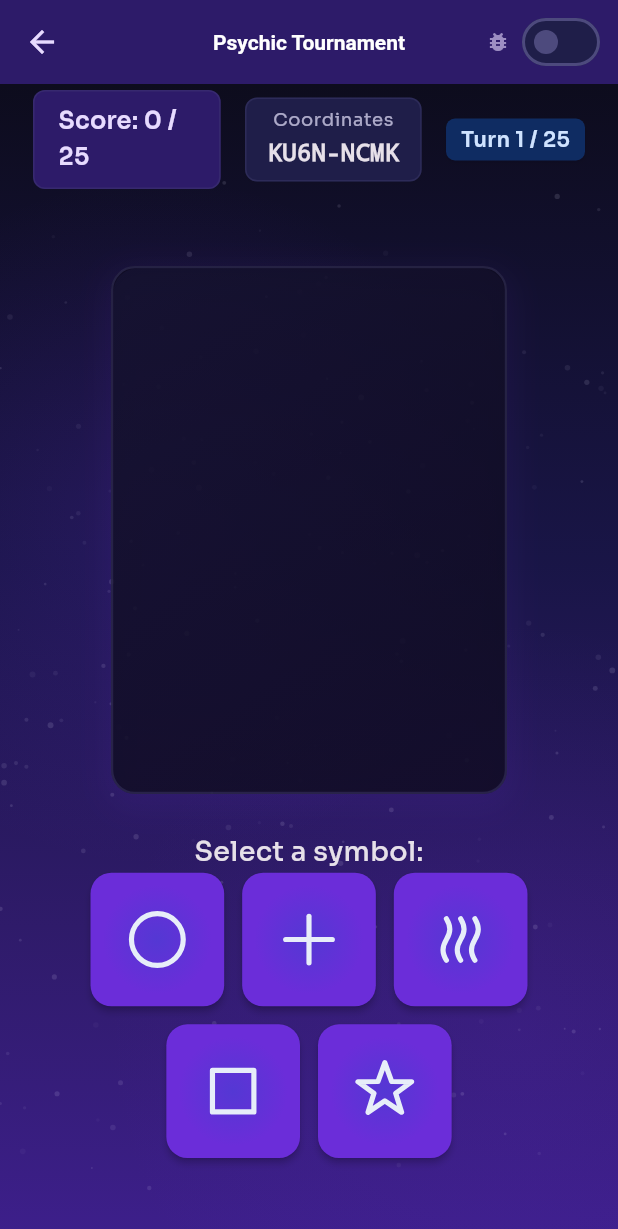
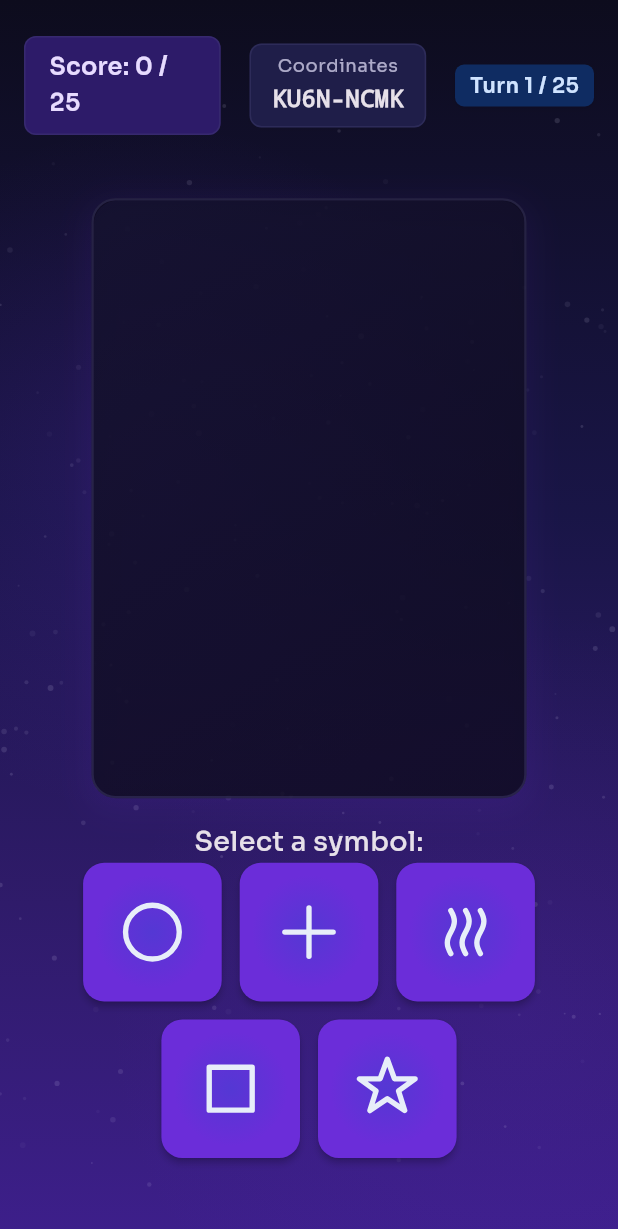
Before and after one commit to supasebie/PsychicTournament, a Flutter app: the screen it shows after launch, after a tap on "Zener Cards", on a phone screen of 412 x 824 dp. Shown: the top 1229 px of the screen. Run offline on Flutter 3.47's test engine with Material 3 defaults, Android fonts, the phone set to English and light mode, and no system bars; our stand-ins replace fl_chart, flutter_svg, google_fonts, google_mobile_ads, sqflite, supabase_flutter and 1 more; accounts and stored records are empty; network calls fail.

Commit message:
leaderboard text adjustments

```diff
--- a/lib/screens/main_menu_screen.dart
+++ b/lib/screens/main_menu_screen.dart
@@ -634,16 +634,27 @@ class _ScoreSectionHeader extends StatelessWidget {
             mainAxisSize: MainAxisSize.min,
             mainAxisAlignment: MainAxisAlignment.center,
             children: [
-              Icon(icon, color: effectiveColor, size: 20),
+              // Trophy icon in gold with a subtle glow
+              Container(
+                decoration: BoxDecoration(
+                  boxShadow: [
+                    BoxShadow(
+                      color: const Color(0xFFFFD700).withValues(alpha: 0.45),
+                      blurRadius: 10,
+                      spreadRadius: 1,
+                    ),
+                  ],
+                ),
+                child: const Icon(
+                  Icons.emoji_events,
+                  color: Color(0xFFFFD700), // gold
+                  size: 20,
+                ),
+              ),
               const SizedBox(width: 8),
-              Text(
-                title,
-                textAlign: TextAlign.center,
-                style: theme.textTheme.titleLarge?.copyWith(
-                  fontWeight: FontWeight.w900,
-                  color: effectiveColor,
-                  letterSpacing: 0.8,
-                ),
+              // Glowing, animated purple text (non-gradient, alternating hues)
+              _FirePurpleGlowText(
+                title: title,
               ),
             ],
           ),
@@ -877,3 +888,64 @@ class _ScoreTileError extends StatelessWidget {
     );
   }
 }
+
+/// Animated glowing text that alternates between two purple hues (no gradients).
+class _FirePurpleGlowText extends StatefulWidget {
+  final String title;
+  final Duration duration;
+  const _FirePurpleGlowText({required this.title, this.duration = const Duration(seconds: 2)});
+
+  @override
+  State<_FirePurpleGlowText> createState() => _FirePurpleGlowTextState();
+}
+
+class _FirePurpleGlowTextState extends State<_FirePurpleGlowText> with SingleTickerProviderStateMixin {
+  late AnimationController _controller;
+
+  // Two rich purple hues to alternate between
+  static const Color _purpleA = Color(0xFFB388FF); // light vibrant purple
+  static const Color _purpleB = Color(0xFF7C4DFF); // deeper purple
+
+  @override
+  void initState() {
+    super.initState();
+    _controller = AnimationController(vsync: this, duration: widget.duration)..repeat(reverse: true);
+  }
+
+  @override
+  void dispose() {
+    _controller.dispose();
+    super.dispose();
+  }
+
+  @override
+  Widget build(BuildContext context) {
+    final theme = Theme.of(context);
+    return AnimatedBuilder(
+      animation: _controller,
+      builder: (context, _) {
+        // Create a smooth ping-pong between the two colors
+        final t = _controller.value;
+        final color = Color.lerp(_purpleA, _purpleB, t) ?? _purpleA;
+
+        // Strong outer glow using multiple shadows with increasing blur
+        final shadows = [
+          Shadow(color: color.withValues(alpha: 0.6), blurRadius: 6, offset: const Offset(0, 0)),
+          Shadow(color: color.withValues(alpha: 0.45), blurRadius: 12, offset: const Offset(0, 0)),
+          Shadow(color: color.withValues(alpha: 0.25), blurRadius: 20, offset: const Offset(0, 0)),
+        ];
+
+        return Text(
+          widget.title,
+          textAlign: TextAlign.center,
+          style: theme.textTheme.titleLarge?.copyWith(
+            fontWeight: FontWeight.w900,
+            color: color,
+            letterSpacing: 0.8,
+            shadows: shadows,
+          ),
+        );
+      },
+    );
+  }
+}
--- a/lib/screens/zener_game_screen.dart
+++ b/lib/screens/zener_game_screen.dart
@@ -626,50 +626,50 @@ class _ZenerGameScreenState extends State<ZenerGameScreen> {
   @override
   Widget build(BuildContext context) {
     return Scaffold(
-      appBar: AppBar(
-        title: AnimatedDefaultTextStyle(
-          duration: const Duration(milliseconds: 300),
-          style: const TextStyle(fontWeight: FontWeight.bold),
-          child: const Text('Psychic Tournament'),
-        ),
-        backgroundColor: Theme.of(context).colorScheme.primaryContainer,
-        foregroundColor: Theme.of(context).colorScheme.onPrimaryContainer,
-        elevation: 0,
-        centerTitle: true,
-        actions: [
-          // Debug mode toggle with animation
-          Padding(
-            padding: const EdgeInsets.only(right: 8.0),
-            child: Row(
-              mainAxisSize: MainAxisSize.min,
-              children: [
-                AnimatedContainer(
-                  duration: const Duration(milliseconds: 200),
-                  child: Icon(
-                    Icons.bug_report,
-                    size: 16,
-                    color: _debugMode
-                        ? Colors.red.shade700
-                        : Theme.of(context).colorScheme.onPrimaryContainer
-                              .withValues(alpha: 0.6),
-                  ),
-                ),
-                const SizedBox(width: 4),
-                AnimatedSwitcher(
-                  duration: const Duration(milliseconds: 200),
-                  child: Switch(
-                    key: ValueKey(_debugMode),
-                    value: _debugMode,
-                    onChanged: (_) => _toggleDebugMode(),
-                    materialTapTargetSize: MaterialTapTargetSize.shrinkWrap,
-                    // activeThumbColor: Colors.red.shade700,
-                  ),
-                ),
-              ],
-            ),
-          ),
-        ],
-      ),
+      // appBar: AppBar(
+      //   title: AnimatedDefaultTextStyle(
+      //     duration: const Duration(milliseconds: 300),
+      //     style: const TextStyle(fontWeight: FontWeight.bold),
+      //     child: const Text('Psychic Tournament'),
+      //   ),
+      //   backgroundColor: Theme.of(context).colorScheme.primaryContainer,
+      //   foregroundColor: Theme.of(context).colorScheme.onPrimaryContainer,
+      //   elevation: 0,
+      //   centerTitle: true,
+      //   actions: [
+      //     // Debug mode toggle with animation
+      //     Padding(
+      //       padding: const EdgeInsets.only(right: 8.0),
+      //       child: Row(
+      //         mainAxisSize: MainAxisSize.min,
+      //         children: [
+      //           AnimatedContainer(
+      //             duration: const Duration(milliseconds: 200),
+      //             child: Icon(
+      //               Icons.bug_report,
+      //               size: 16,
+      //               color: _debugMode
+      //                   ? Colors.red.shade700
+      //                   : Theme.of(context).colorScheme.onPrimaryContainer
+      //                         .withValues(alpha: 0.6),
+      //             ),
+      //           ),
+      //           const SizedBox(width: 4),
+      //           AnimatedSwitcher(
+      //             duration: const Duration(milliseconds: 200),
+      //             child: Switch(
+      //               key: ValueKey(_debugMode),
+      //               value: _debugMode,
+      //               onChanged: (_) => _toggleDebugMode(),
+      //               materialTapTargetSize: MaterialTapTargetSize.shrinkWrap,
+      //               // activeThumbColor: Colors.red.shade700,
+      //             ),
+      //           ),
+      //         ],
+      //       ),
+      //     ),
+      //   ],
+      // ),
       body: AnimatedGradientBackground(
         child: SafeArea(
           child: Stack(
@@ -677,12 +677,13 @@ class _ZenerGameScreenState extends State<ZenerGameScreen> {
               // Main game content
               Padding(
                 padding: const EdgeInsets.symmetric(
-                  horizontal: 22.0,
+                  horizontal: 16.0,
                   vertical: 4.0,
                 ),
                 child: Column(
                   mainAxisSize: MainAxisSize.max,
                   children: [
+                    Padding(padding: const EdgeInsets.fromLTRB(0, 0, 0, 20)),
                     // Game info section with animations
                     AnimatedContainer(
                       duration: const Duration(milliseconds: 300),
--- a/lib/widgets/card_reveal_widget.dart
+++ b/lib/widgets/card_reveal_widget.dart
@@ -120,8 +120,8 @@ class _CardRevealWidgetState extends State<CardRevealWidget>
             ..setEntry(3, 2, 0.001) // perspective
             ..rotateY(angle),
           child: Container(
-            width: 264.0, // 240 * 1.10
-            height: 352.0, // 320 * 1.10
+            width: 290.0,
+            height: 400.0,
             decoration: BoxDecoration(
               // Glass-like base to match the new style system
               color: cs.surface.withValues(alpha: 0.8),
@@ -201,8 +201,8 @@ class _CardRevealWidgetState extends State<CardRevealWidget>
                 mainAxisAlignment: MainAxisAlignment.center,
                 children: [
                   Container(
-                    width: 189.2, // 172 * 1.10
-                    height: 189.2, // 172 * 1.10
+                    width: 250,
+                    height: 250,
                     decoration: BoxDecoration(
                       shape: BoxShape.circle,
                       boxShadow: [
@@ -215,7 +215,7 @@ class _CardRevealWidgetState extends State<CardRevealWidget>
                     ),
                     child: SvgSymbol(
                       assetPath: symbol.assetPath,
-                      size: 178.2, // 162 * 1.10
+                      size: 178,
                       semanticLabel: symbol.displayName,
                     ),
                   ),
--- a/lib/widgets/shimmer.dart
+++ b/lib/widgets/shimmer.dart
@@ -117,7 +117,9 @@ class _PurpleGlowShimmerState extends State<PurpleGlowShimmer>
                   final height = bounds.height;
 
                   final tRaw = _controller.value; // 0..1
-                  final t = _easeInOutSine(_withIdle(tRaw, widget.idleFraction));
+                  final t = _easeInOutSine(
+                    _withIdle(tRaw, widget.idleFraction),
+                  );
                   final dx = width * (t * 2 - 1); // -w .. +w sweep
 
                   final angle = widget.angle;
```
